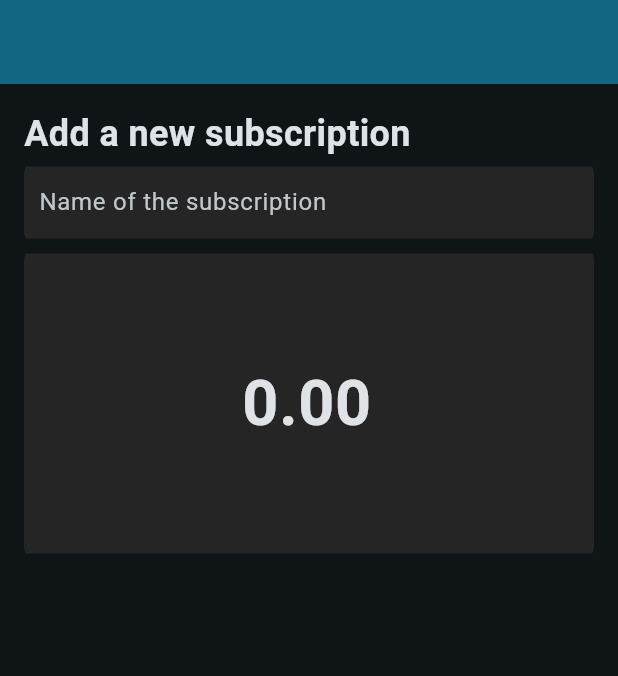
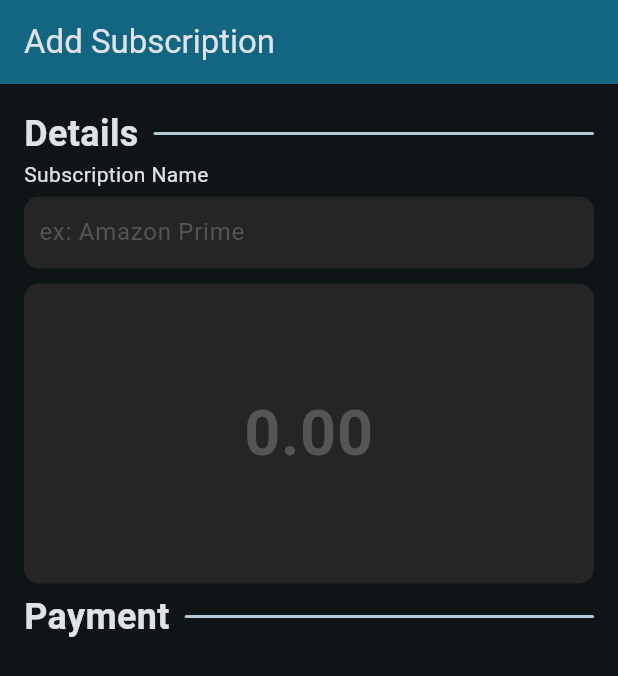
Before and after one commit to yenuGH/budget, a Flutter app: the AddPage screen opened by its route, on a phone screen of 412 x 824 dp. Shown: the top 676 px of the screen. Run offline on Flutter 3.47's test engine with Material 3 defaults, Android fonts, the light colour scheme and no system bars; our stand-ins replace go_router.

Commit message:
create some more widgets and modify current ones to better help design the add subscription page

```diff
--- a/lib/pages/add_page/add_page.dart
+++ b/lib/pages/add_page/add_page.dart
@@ -1,4 +1,5 @@
 import 'package:budget/pages/add_page/cost_input_field.dart';
+import 'package:budget/widgets/divider_title.dart';
 import 'package:flutter/material.dart';
 
 import '../../styles/constants.dart';
@@ -17,21 +18,20 @@ class _AddPageState extends State<AddPage> {
     return Scaffold(
       appBar: AppBar(
         backgroundColor: Theme.of(context).colorScheme.inversePrimary,
+        title: const Text("Add Subscription"),
       ),
       body: Container(
         padding: PaddingStyles.pageContainerPadding,
         child: const Column(
           crossAxisAlignment: CrossAxisAlignment.start,
           children: <Widget>[
-            Text(
-              "Add a new subscription",
-              style: TextStyles.title,
-            ),
+            DividerTitle(title: "Details"),
 
-            ShortTextFormField(hintText: "Name of the subscription"),
+            ShortTextFormField(inputTitle: "Subscription Name", hintText: "ex: Amazon Prime"),
 
             CostInputField(),
 
+            DividerTitle(title: "Payment"),
           ],
         ),
       ),
--- a/lib/pages/add_page/cost_input_field.dart
+++ b/lib/pages/add_page/cost_input_field.dart
@@ -11,30 +11,42 @@ class CostInputField extends StatefulWidget {
 }
 
 class _CostInputFieldState extends State<CostInputField> {
-  final TextEditingController _controller = TextEditingController(text: "0.00");
+  final TextEditingController _controller = TextEditingController();
 
   @override
   Widget build(BuildContext context) {
-    return ClipRRect(
+    return Column(
+      crossAxisAlignment: CrossAxisAlignment.start,
+
+      children: <Widget>[
+        /* const Text(
+          "Cost",
+          style: TextStyles.body,
+        ), */
+
+        Container(
+          margin: PaddingStyles.widgetPadding,
+
+          decoration: BoxDecoration(
             borderRadius: RoundingStyles.containerRounding,
-      child: Container(
             color: ColorStyles.inputDecorationColor,
-        margin: PaddingStyles.widgetPadding,
+          ),
+
           height: 200,
           width: double.infinity, // Ensure the container takes full width
+
           child: Center(
             child: SizedBox(
               // width: 300, // Set a specific width for the TextFormField
               child: TextFormField(
                 controller: _controller,
-              keyboardType: const TextInputType.numberWithOptions(decimal: true),
+                keyboardType:
+                    const TextInputType.numberWithOptions(decimal: true),
                 textAlign: TextAlign.center,
-
                 style: const TextStyle(
                   fontSize: 42,
                   fontWeight: FontWeight.bold,
                 ),
-
                 decoration: const InputDecoration(
                   border: InputBorder.none,
                   contentPadding: PaddingStyles.inputDecorationPadding,
@@ -42,15 +54,12 @@ class _CostInputFieldState extends State<CostInputField> {
                   hintStyle: TextStyle(
                       fontSize: 42,
                       fontWeight: FontWeight.bold,
-                  color: Color.fromARGB(255, 51, 51, 51),
+                      color: ColorStyles.inputDecorationHintColor),
                 ),
-              ),
-
                 inputFormatters: <TextInputFormatter>[
                   FilteringTextInputFormatter.allow(RegExp(r'^\d*\.?\d*')),
                   DecimalTextInputFormatter(decimalRange: 2),
                 ],
-
                 validator: (String? value) {
                   if (value == null || value.isEmpty) {
                     return 'Please enter some text';
@@ -61,6 +70,7 @@ class _CostInputFieldState extends State<CostInputField> {
             ),
           ),
         ),
+      ],
     );
   }
 }
--- a/lib/pages/add_page/short_text_form_field.dart
+++ b/lib/pages/add_page/short_text_form_field.dart
@@ -3,9 +3,10 @@ import 'package:flutter/material.dart';
 import '../../styles/constants.dart';
 
 class ShortTextFormField extends StatefulWidget {
+  final String inputTitle;
   final String hintText;
 
-  const ShortTextFormField({super.key, required this.hintText});
+  const ShortTextFormField({super.key, required this.inputTitle, required this.hintText});
 
   @override
   State<ShortTextFormField> createState() => _ShortTextFormFieldState();
@@ -14,16 +15,31 @@ class ShortTextFormField extends StatefulWidget {
 class _ShortTextFormFieldState extends State<ShortTextFormField> {
   @override
   Widget build(BuildContext context) {
-    return ClipRRect(
+    return Column(
+      crossAxisAlignment: CrossAxisAlignment.start,
+
+      children: [
+        Text(
+          widget.inputTitle,
+          style: TextStyles.body,
+        ),
+
+        Container(
+          margin: PaddingStyles.widgetPadding,
+
+          decoration: BoxDecoration(
             borderRadius: RoundingStyles.containerRounding,
-      child: Container(
             color: ColorStyles.inputDecorationColor,
-        margin: PaddingStyles.widgetPadding,
+          ),
 
           child: TextFormField(
             // subscription name
             decoration: InputDecoration(
               hintText: widget.hintText,
+              hintStyle: const TextStyle(
+                color: ColorStyles.inputDecorationHintColor,
+              ),
+
               border: InputBorder.none,
               contentPadding: PaddingStyles.inputDecorationPadding,
             ),
@@ -35,6 +51,7 @@ class _ShortTextFormFieldState extends State<ShortTextFormField> {
             },
           ),
         ),
+      ],
     );
   }
 }
--- a/lib/styles/constants.dart
+++ b/lib/styles/constants.dart
@@ -14,12 +14,13 @@ class TextStyles {
   );
 
   static const TextStyle body = TextStyle(
-    fontSize: 16,
+    fontSize: 14,
   );
 }
 
 class ColorStyles {
   static const Color inputDecorationColor = Color.fromARGB(255, 37, 37, 37);
+  static const Color inputDecorationHintColor = Color.fromARGB(255, 85, 85, 85);
 }
 
 class RoundingStyles {
--- /dev/null
+++ b/lib/widgets/divider_title.dart
@@ -0,0 +1,41 @@
+import 'package:budget/styles/constants.dart';
+import 'package:flutter/material.dart';
+
+class DividerTitle extends StatelessWidget {
+  final String title;
+
+  const DividerTitle({
+    super.key,
+    required this.title,
+  });
+
+  @override
+  Widget build(BuildContext context) {
+    return Row(
+      mainAxisAlignment: MainAxisAlignment.center,
+
+      children: [
+        Text(
+          title,
+          style: TextStyles.title,
+        ),
+
+        const SizedBox(
+          width: 10,
+        ),
+
+        Expanded(
+          child: Container(
+            height: 2,
+            width: 30,
+
+            decoration: BoxDecoration(
+              color: Theme.of(context).colorScheme.secondary,
+              borderRadius: RoundingStyles.containerRounding,
+            ),
+          ),
+        ),
+      ],
+    );
+  }
+}
```
Lines whose indentation alone changed are shown as unchanged.
